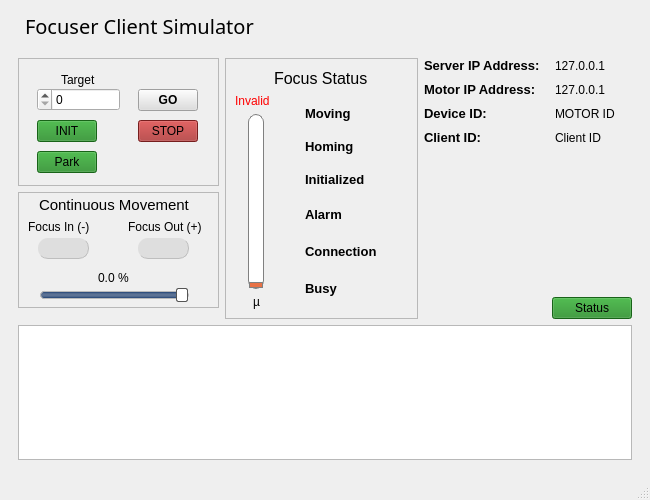
The window that assets/ui/client.ui (dev-LNA/HostFocuser160) describes before a commit, drawn with Qt 5.
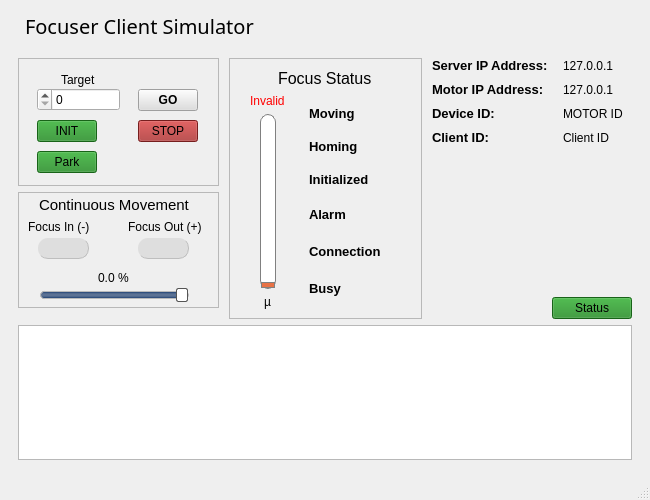
The same window after the commit. Icons and pictures are not drawn.

```diff
--- a/assets/ui/client.ui
+++ b/assets/ui/client.ui
@@ -759,6 +759,9 @@
         </size>
        </property>
        <layout class="QGridLayout" name="gridLayout_3">
+        <property name="horizontalSpacing">
+         <number>10</number>
+        </property>
         <item row="0" column="0">
          <widget class="QFrame" name="frame">
           <property name="maximumSize">
@@ -947,7 +950,7 @@
            <enum>QFrame::Shadow::Raised</enum>
           </property>
           <layout class="QGridLayout" name="gridLayout_7">
-           <item row="0" column="0" colspan="3">
+           <item row="0" column="0" colspan="2">
             <layout class="QHBoxLayout" name="horizontalLayout">
              <item>
               <spacer name="horizontalSpacer">
@@ -995,7 +998,7 @@
               <widget class="QLabel" name="lblFocusPos">
                <property name="minimumSize">
                 <size>
-                 <width>43</width>
+                 <width>0</width>
                  <height>0</height>
                 </size>
                </property>
@@ -1013,6 +1016,21 @@
                </property>
               </widget>
              </item>
+             <item>
+              <layout class="QHBoxLayout" name="horizontalLayout_3">
+               <item>
+                <spacer name="horizontalSpacer_8">
+                 <property name="orientation">
+                  <enum>Qt::Orientation::Horizontal</enum>
+                 </property>
+                 <property name="sizeHint" stdset="0">
+                  <size>
+                   <width>13</width>
+                   <height>20</height>
+                  </size>
+                 </property>
+                </spacer>
+               </item>
              <item alignment="Qt::AlignmentFlag::AlignHCenter">
               <widget class="QProgressBar" name="BarFocuser">
                <property name="sizePolicy">
@@ -1090,6 +1108,21 @@
               </widget>
              </item>
              <item>
+                <spacer name="horizontalSpacer_9">
+                 <property name="orientation">
+                  <enum>Qt::Orientation::Horizontal</enum>
+                 </property>
+                 <property name="sizeHint" stdset="0">
+                  <size>
+                   <width>13</width>
+                   <height>20</height>
+                  </size>
+                 </property>
+                </spacer>
+               </item>
+              </layout>
+             </item>
+             <item alignment="Qt::AlignmentFlag::AlignHCenter">
               <widget class="QLabel" name="label_8">
                <property name="maximumSize">
                 <size>
@@ -1117,23 +1150,10 @@
             </layout>
            </item>
            <item row="1" column="1">
-            <spacer name="horizontalSpacer_3">
-             <property name="orientation">
-              <enum>Qt::Orientation::Horizontal</enum>
-             </property>
-             <property name="sizeType">
-              <enum>QSizePolicy::Policy::Fixed</enum>
-             </property>
-             <property name="sizeHint" stdset="0">
-              <size>
-               <width>11</width>
-               <height>20</height>
-              </size>
-             </property>
-            </spacer>
-           </item>
-           <item row="1" column="2">
             <layout class="QGridLayout" name="gridLayout">
+             <property name="leftMargin">
+              <number>7</number>
+             </property>
              <property name="horizontalSpacing">
               <number>9</number>
              </property>
```
Lines whose indentation alone changed are shown as unchanged.
